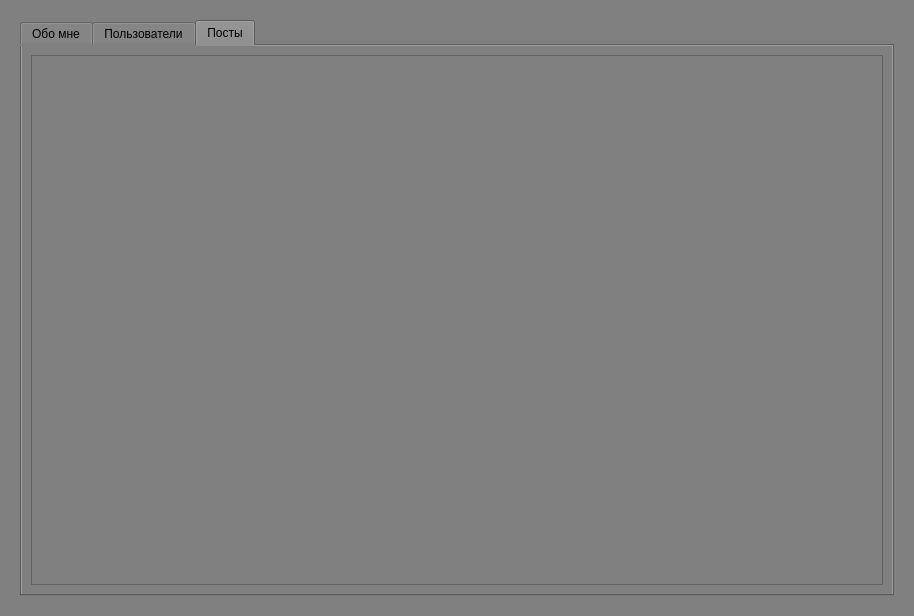
The window that front/mainApp.ui (ZXCmitya/Y11) describes before a commit, drawn with Qt 5.
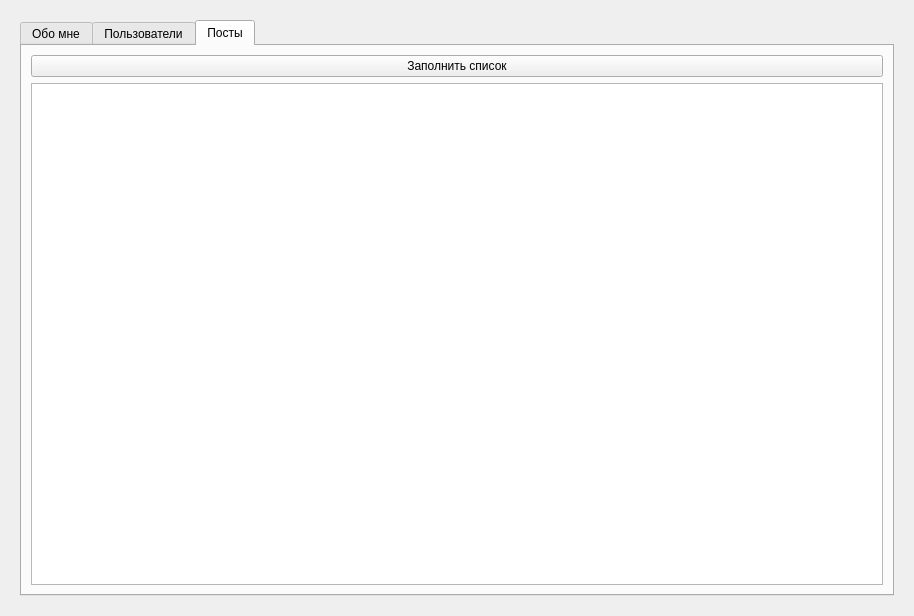
The same window after the commit. The open tabs and pages were chosen to show the change.

Commit message: dark-blue theme + post functionality

What changed in the file:
```diff
--- a/front/mainApp.ui
+++ b/front/mainApp.ui
@@ -13,9 +13,6 @@
   <property name="windowTitle">
    <string>Form</string>
   </property>
-  <property name="styleSheet">
-   <string notr="true">background-color: gray;</string>
-  </property>
   <layout class="QVBoxLayout" name="verticalLayout">
    <item>
     <widget class="QStackedWidget" name="stackedWidget">
@@ -622,22 +619,15 @@
           </attribute>
           <layout class="QVBoxLayout" name="verticalLayout_8">
            <item>
-            <widget class="QScrollArea" name="scrollArea">
-             <property name="widgetResizable">
-              <bool>true</bool>
+            <widget class="QPushButton" name="btn_fill_posts">
+             <property name="text">
+              <string>Заполнить список</string>
              </property>
-             <widget class="QWidget" name="scrollAreaWidgetContents">
-              <property name="geometry">
-               <rect>
-                <x>0</x>
-                <y>0</y>
-                <width>854</width>
-                <height>529</height>
-               </rect>
-              </property>
-             </widget>
             </widget>
            </item>
+           <item>
+            <widget class="QListWidget" name="list_posts"/>
+           </item>
           </layout>
          </widget>
         </widget>
```
Left out of the diff: 8 changed lines with no effect on the pictures. The commit also changes 12 other files.
